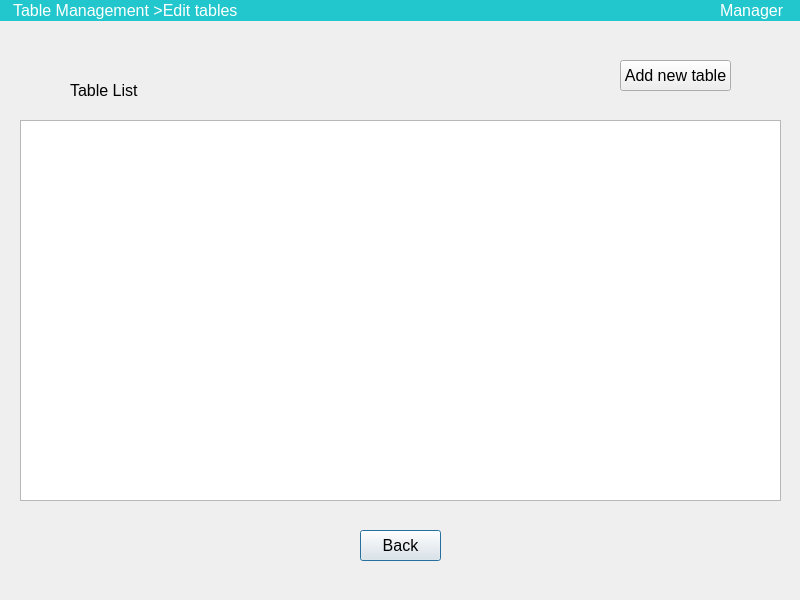
First picture: the form in RMS_qt/edit.ui, repository dev-pratik02/RMS, before the edit.
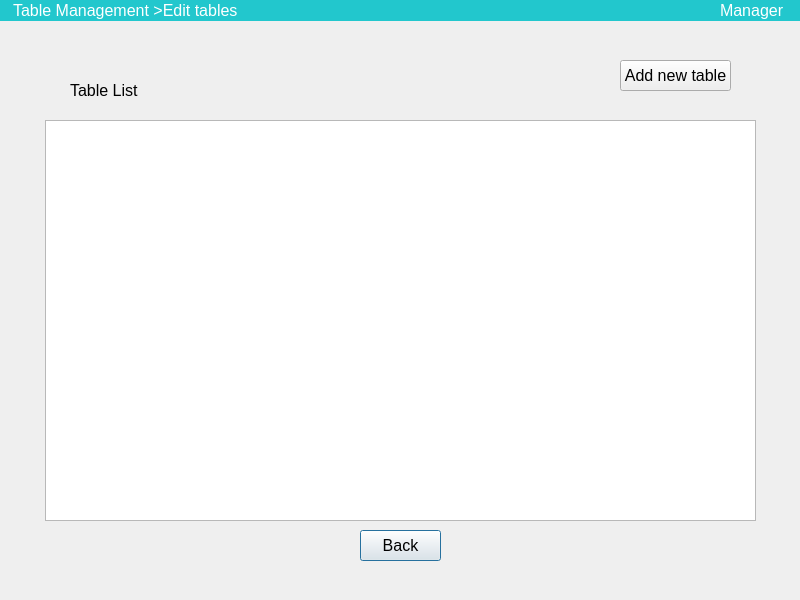
Second picture: the form after the edit.

Commit message: Tables displayed

What changed in the file:
```diff
--- a/RMS_qt/edit.ui
+++ b/RMS_qt/edit.ui
@@ -104,13 +104,13 @@
     <string>Table List</string>
    </property>
   </widget>
-  <widget class="QTableView" name="tableView">
+  <widget class="QTableWidget" name="table_editTables">
    <property name="geometry">
     <rect>
-     <x>20</x>
+     <x>45</x>
      <y>120</y>
-     <width>761</width>
-     <height>381</height>
+     <width>711</width>
+     <height>401</height>
     </rect>
    </property>
   </widget>
```
The commit also changes 4 other files.
